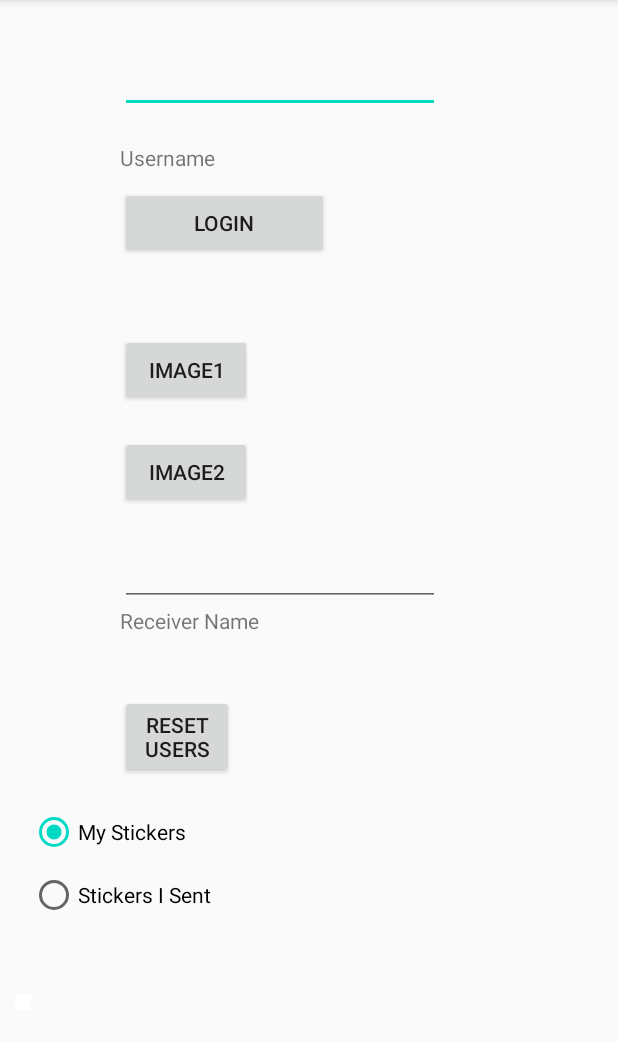
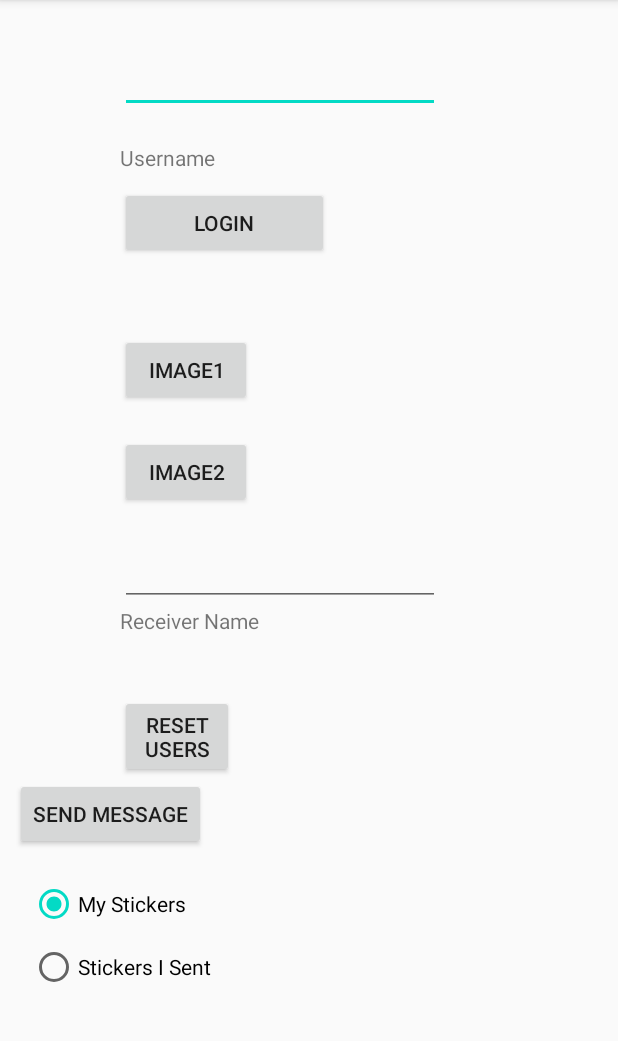
Before and after one commit to morshedmm/NUMAD21SuGroupAttentionStick, an Android app: the RealtimeDatabaseActivity screen opened directly, with no data from a screen before it, on a phone screen of 412 x 824 dp, the part 84-1125 px from its top. Run offline under Robolectric (Android 15) with nearby library versions, the phone set to English and light mode, and no system bars; our stand-ins replace Firebase (no records; nobody signed in at launch, a user with empty details on screens opened directly); pictures from the network do not load.

Commit message:
Added send message button and fixed DB Errors

```diff
--- a/app/src/main/java/edu/neu/madcourse/numad21sugroupattentionstick/fcm/FCMActivity.java
+++ b/app/src/main/java/edu/neu/madcourse/numad21sugroupattentionstick/fcm/FCMActivity.java
@@ -256,8 +256,6 @@ public class FCMActivity extends AppCompatActivity {
 
     }
 
-
-
     private void init(Bundle savedInstanceState) {
 
         initialItem(savedInstanceState);
--- a/app/src/main/res/layout/activity_realtime_database.xml
+++ b/app/src/main/res/layout/activity_realtime_database.xml
@@ -131,8 +131,17 @@
         app:layout_constraintTop_toBottomOf="@+id/radioGroup1" />
 
 
+            <Button
+                android:id="@+id/sendMessageButton"
+                android:layout_width="wrap_content"
+                android:layout_height="wrap_content"
+                android:onClick="sendDatabaseMessage"
+                android:text="@string/send_message"
+                app:layout_constraintEnd_toEndOf="parent"
+                app:layout_constraintStart_toStartOf="@id/reset"
+                app:layout_constraintTop_toBottomOf="@+id/recieverusename_id" />
 
-<RadioGroup
+            <RadioGroup
 android:id="@+id/radioGroup1"
 android:layout_width="match_parent"
 android:layout_height="wrap_content"
--- a/app/src/main/res/values/strings.xml
+++ b/app/src/main/res/values/strings.xml
@@ -28,6 +28,7 @@
     <string name="msg_subscribe_failed">Subscription Failed</string>
 
     <string name="start_permissions_act">Permissions Example</string>
+    <string name="send_message">Send Message</string>
     <!-- TODO: Remove or change this placeholder text -->
     <string name="hello_blank_fragment">Hello blank fragment</string>
 
```
Also changed, not shown: app/src/main/java/edu/neu/madcourse/numad21sugroupattentionstick/realtimedatabase/RealtimeDatabaseActivity.java (+31 -9 lines).
